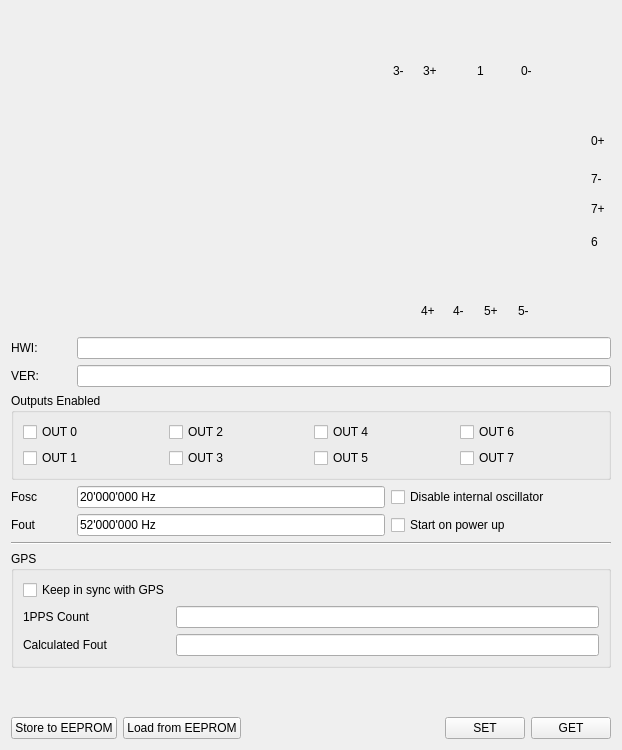
The window that host/tamer-gui/basic.ui (sergforce/clock-tamer) describes before a commit, drawn with Qt 5.
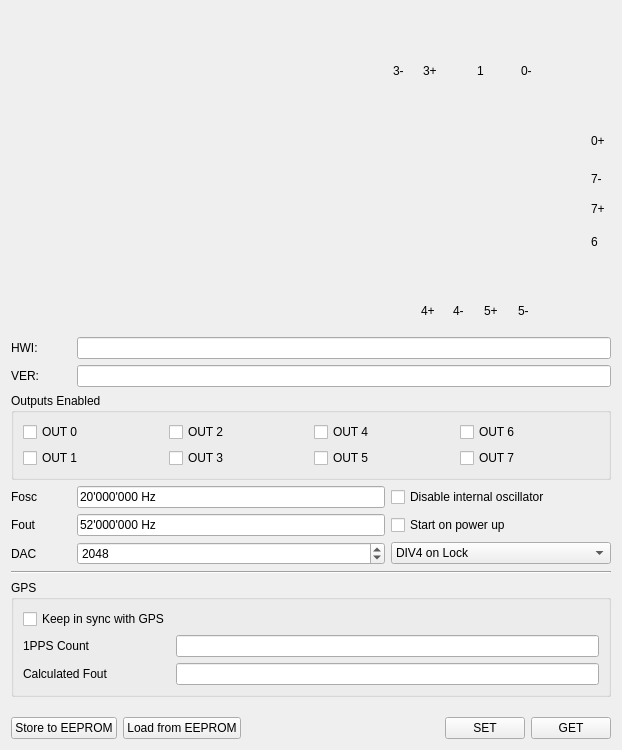
The same window after the commit. Icons and pictures are not drawn.

Diff of the .ui file:
```diff
--- a/host/tamer-gui/basic.ui
+++ b/host/tamer-gui/basic.ui
@@ -450,6 +450,45 @@
        </property>
       </widget>
      </item>
+     <item row="3" column="0">
+      <widget class="QLabel" name="lbDac">
+       <property name="text">
+        <string>DAC</string>
+       </property>
+      </widget>
+     </item>
+     <item row="3" column="1">
+      <widget class="QSpinBox" name="sbDacValue">
+       <property name="maximum">
+        <number>4095</number>
+       </property>
+       <property name="singleStep">
+        <number>1</number>
+       </property>
+       <property name="value">
+        <number>2048</number>
+       </property>
+      </widget>
+     </item>
+     <item row="3" column="2">
+      <widget class="QComboBox" name="cbOutMode">
+       <item>
+        <property name="text">
+         <string>DIV4 on Lock</string>
+        </property>
+       </item>
+       <item>
+        <property name="text">
+         <string>Int. Oscillator</string>
+        </property>
+       </item>
+       <item>
+        <property name="text">
+         <string>DIV4 Always</string>
+        </property>
+       </item>
+      </widget>
+     </item>
     </layout>
    </item>
    <item>
```
